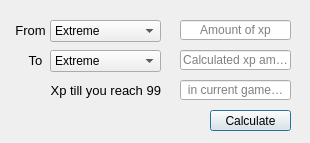
Old version of the form test.ui in the repository Synflor/XpCalculator.
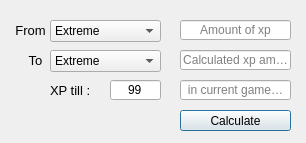
New version of the form. Icons and pictures are not drawn.

Patch:
```diff
--- a/test.ui
+++ b/test.ui
@@ -6,7 +6,7 @@
    <rect>
     <x>0</x>
     <y>0</y>
-    <width>310</width>
+    <width>306</width>
     <height>143</height>
    </rect>
   </property>
@@ -186,9 +186,9 @@
   <widget class="QPushButton" name="calculateButton">
    <property name="geometry">
     <rect>
-     <x>210</x>
+     <x>180</x>
      <y>110</y>
-     <width>81</width>
+     <width>111</width>
      <height>21</height>
     </rect>
    </property>
@@ -224,9 +224,9 @@
   <widget class="QLabel" name="label_3">
    <property name="geometry">
     <rect>
-     <x>30</x>
+     <x>50</x>
      <y>80</y>
-     <width>131</width>
+     <width>51</width>
      <height>20</height>
     </rect>
    </property>
@@ -236,10 +236,32 @@
     </font>
    </property>
    <property name="text">
-    <string>Xp till you reach 99</string>
+    <string>XP till :</string>
    </property>
    <property name="alignment">
-    <set>Qt::AlignRight|Qt::AlignTrailing|Qt::AlignVCenter</set>
+    <set>Qt::AlignLeading|Qt::AlignLeft|Qt::AlignVCenter</set>
+   </property>
+  </widget>
+  <widget class="QLineEdit" name="enteredLvlCompared">
+   <property name="geometry">
+    <rect>
+     <x>110</x>
+     <y>80</y>
+     <width>51</width>
+     <height>20</height>
+    </rect>
+   </property>
+   <property name="text">
+    <string>99</string>
+   </property>
+   <property name="maxLength">
+    <number>3</number>
+   </property>
+   <property name="alignment">
+    <set>Qt::AlignCenter</set>
+   </property>
+   <property name="placeholderText">
+    <string>Lvl</string>
    </property>
   </widget>
  </widget>
```
